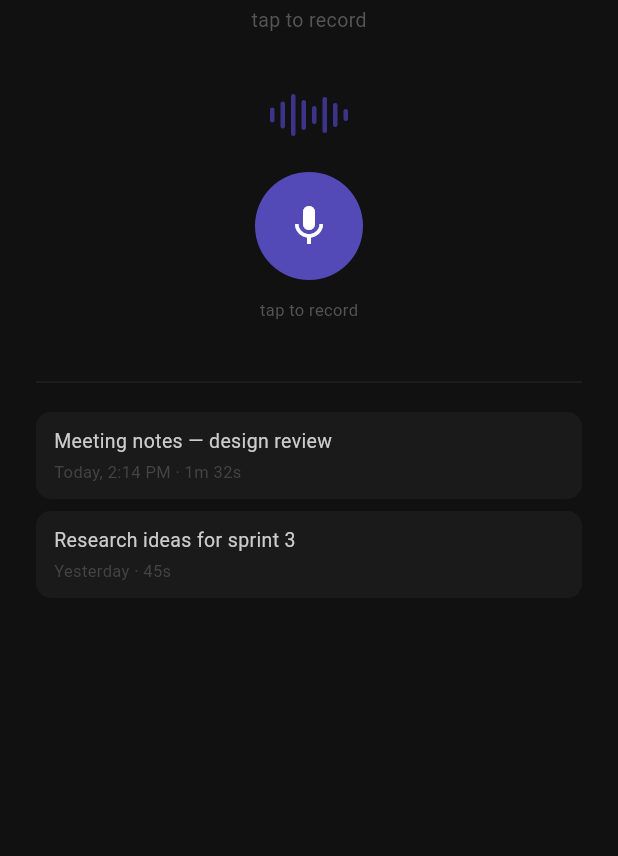
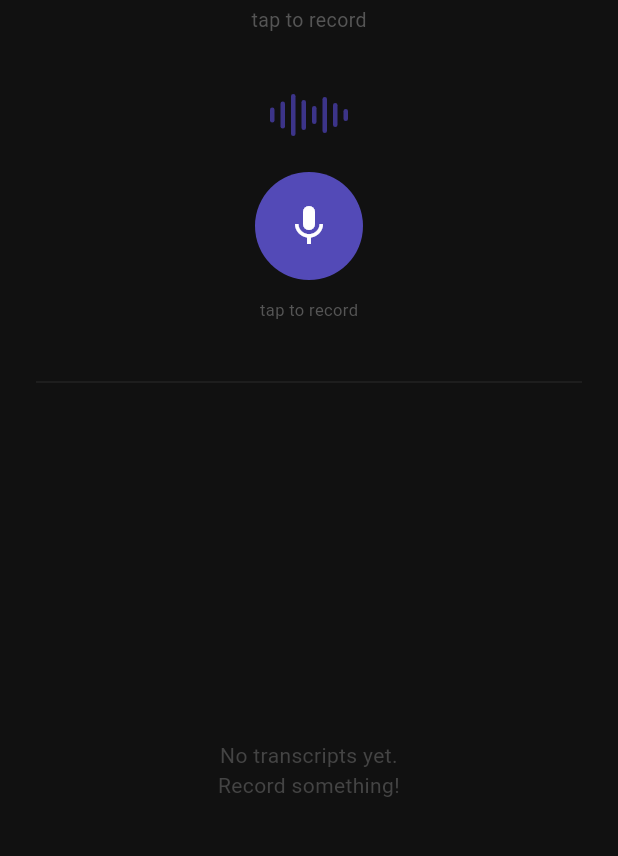
Before and after one commit to LikhinMN/zenly, a Flutter app: the screen it shows after launch, on a phone screen of 412 x 824 dp, the part 107-963 px from its top. Run offline on Flutter 3.47's test engine with Material 3 defaults, Android fonts, the phone set to English and light mode, and no system bars; our stand-ins replace dio, flutter_dotenv, hive, hive_flutter, permission_handler; missing offline and left inert: record; accounts and stored records are empty; Roboto replaces fonts that are missing (SF Pro Display).

Commit message:
sprint-4: local storage with Hive — save and load transcripts

```diff
--- a/lib/features/recording/home_screen.dart
+++ b/lib/features/recording/home_screen.dart
@@ -1,19 +1,64 @@
 import 'package:flutter/material.dart';
+import '../../main.dart';
+import '../../shared/models/transcript_model.dart';
 import 'recording_screen.dart';
 
-class HomeScreen extends StatelessWidget {
+class HomeScreen extends StatefulWidget {
   const HomeScreen({super.key});
 
-  final List<Map<String, String>> _recentTranscripts = const [
-    {
-      'title': 'Meeting notes — design review',
-      'time': 'Today, 2:14 PM · 1m 32s',
-    },
-    {
-      'title': 'Research ideas for sprint 3',
-      'time': 'Yesterday · 45s',
-    },
-  ];
+  @override
+  State<HomeScreen> createState() => _HomeScreenState();
+}
+
+class _HomeScreenState extends State<HomeScreen> with RouteAware {
+  List<TranscriptModel> _transcripts = [];
+
+  @override
+  void initState() {
+    super.initState();
+    _loadTranscripts();
+  }
+
+  void _loadTranscripts() {
+    setState(() {
+      _transcripts = storageService.getAllTranscripts();
+    });
+  }
+
+  String _formatTime(DateTime dt) {
+    final now = DateTime.now();
+    final diff = now.difference(dt);
+    if (diff.inDays == 0) return 'Today, ${dt.hour}:${dt.minute.toString().padLeft(2, '0')}';
+    if (diff.inDays == 1) return 'Yesterday';
+    return '${diff.inDays} days ago';
+  }
+
+  String _formatDuration(int seconds) {
+    final m = seconds ~/ 60;
+    final s = seconds % 60;
+    if (m > 0) return '${m}m ${s}s';
+    return '${s}s';
+  }
+
+  @override
+  void didChangeDependencies() {
+    super.didChangeDependencies();
+    final route = ModalRoute.of(context);
+    if (route is PageRoute) {
+      routeObserver.subscribe(this, route);
+    }
+  }
+
+  @override
+  void dispose() {
+    routeObserver.unsubscribe(this);
+    super.dispose();
+  }
+
+  @override
+  void didPopNext() {
+    _loadTranscripts();
+  }
 
   @override
   Widget build(BuildContext context) {
@@ -38,10 +83,7 @@ class HomeScreen extends StatelessWidget {
               const SizedBox(height: 4),
               const Text(
                 'tap to record',
-                style: TextStyle(
-                  fontSize: 13,
-                  color: Color(0xFF555555),
-                ),
+                style: TextStyle(fontSize: 13, color: Color(0xFF555555)),
               ),
               const SizedBox(height: 40),
 
@@ -64,13 +106,14 @@ class HomeScreen extends StatelessWidget {
 
               // Record button
               GestureDetector(
-                onTap: () {
-                  Navigator.push(
+                onTap: () async {
+                  await Navigator.push(
                     context,
                     MaterialPageRoute(
                       builder: (_) => const RecordingScreen(),
                     ),
                   );
+                  _loadTranscripts();
                 },
                 child: Container(
                   width: 72,
@@ -79,11 +122,7 @@ class HomeScreen extends StatelessWidget {
                     shape: BoxShape.circle,
                     color: Color(0xFF534AB7),
                   ),
-                  child: const Icon(
-                    Icons.mic,
-                    color: Colors.white,
-                    size: 32,
-                  ),
+                  child: const Icon(Icons.mic, color: Colors.white, size: 32),
                 ),
               ),
               const SizedBox(height: 12),
@@ -93,16 +132,26 @@ class HomeScreen extends StatelessWidget {
               ),
               const SizedBox(height: 32),
 
-              // Divider
               const Divider(color: Color(0xFF222222)),
               const SizedBox(height: 12),
 
-              // Recent transcripts
+              // Transcripts list
               Expanded(
-                child: ListView.builder(
-                  itemCount: _recentTranscripts.length,
+                child: _transcripts.isEmpty
+                    ? const Center(
+                  child: Text(
+                    'No transcripts yet.\nRecord something!',
+                    textAlign: TextAlign.center,
+                    style: TextStyle(
+                      color: Color(0xFF444444),
+                      fontSize: 14,
+                    ),
+                  ),
+                )
+                    : ListView.builder(
+                  itemCount: _transcripts.length,
                   itemBuilder: (context, index) {
-                    final item = _recentTranscripts[index];
+                    final t = _transcripts[index];
                     return Container(
                       margin: const EdgeInsets.only(bottom: 8),
                       padding: const EdgeInsets.symmetric(
@@ -115,16 +164,17 @@ class HomeScreen extends StatelessWidget {
                         crossAxisAlignment: CrossAxisAlignment.start,
                         children: [
                           Text(
-                            item['title']!,
+                            t.text,
                             style: const TextStyle(
                               fontSize: 13,
                               color: Color(0xFFCCCCCC),
                             ),
                             overflow: TextOverflow.ellipsis,
+                            maxLines: 1,
                           ),
                           const SizedBox(height: 3),
                           Text(
-                            item['time']!,
+                            '${_formatTime(t.createdAt)} · ${_formatDuration(t.durationSeconds)}',
                             style: const TextStyle(
                               fontSize: 11,
                               color: Color(0xFF444444),
--- a/lib/main.dart
+++ b/lib/main.dart
@@ -1,12 +1,16 @@
 import 'package:flutter/material.dart';
 import 'package:flutter_dotenv/flutter_dotenv.dart';
 import 'features/recording/home_screen.dart';
-import 'features/transcription/transcription_service.dart';
-import '../../shared/services/recording_service.dart';
+import 'shared/services/storage_service.dart';
+
+final storageService = StorageService();
+final RouteObserver<PageRoute<dynamic>> routeObserver =
+    RouteObserver<PageRoute<dynamic>>();
 
 void main() async {
   WidgetsFlutterBinding.ensureInitialized();
   await dotenv.load(fileName: '.env');
+  await storageService.init();
   runApp(const ZenlyApp());
 }
 
@@ -26,9 +30,9 @@ class ZenlyApp extends StatelessWidget {
           secondary: Color(0xFF7F77DD),
           surface: Color(0xFF1A1A1A),
         ),
-        fontFamily: 'SF Pro Display',
         useMaterial3: true,
       ),
+      navigatorObservers: [routeObserver],
       home: const HomeScreen(),
     );
   }
--- /dev/null
+++ b/lib/shared/models/transcript_model.dart
@@ -0,0 +1,25 @@
+import 'package:hive/hive.dart';
+
+part 'transcript_model.g.dart';
+
+@HiveType(typeId: 0)
+class TranscriptModel extends HiveObject {
+  @HiveField(0)
+  final String id;
+
+  @HiveField(1)
+  final String text;
+
+  @HiveField(2)
+  final DateTime createdAt;
+
+  @HiveField(3)
+  final int durationSeconds;
+
+  TranscriptModel({
+    required this.id,
+    required this.text,
+    required this.createdAt,
+    required this.durationSeconds,
+  });
+}
--- /dev/null
+++ b/lib/shared/services/storage_service.dart
@@ -0,0 +1,31 @@
+import 'package:hive_flutter/hive_flutter.dart';
+import '../models/transcript_model.dart';
+
+class StorageService {
+  static const String _boxName = 'transcripts';
+
+  Future<void> init() async {
+    await Hive.initFlutter();
+    Hive.registerAdapter(TranscriptModelAdapter());
+    await Hive.openBox<TranscriptModel>(_boxName);
+  }
+
+  Box<TranscriptModel> get _box => Hive.box<TranscriptModel>(_boxName);
+
+  // Save a transcript
+  Future<void> saveTranscript(TranscriptModel transcript) async {
+    await _box.put(transcript.id, transcript);
+  }
+
+  // Get all transcripts sorted by newest first
+  List<TranscriptModel> getAllTranscripts() {
+    final transcripts = _box.values.toList();
+    transcripts.sort((a, b) => b.createdAt.compareTo(a.createdAt));
+    return transcripts;
+  }
+
+  // Delete a transcript
+  Future<void> deleteTranscript(String id) async {
+    await _box.delete(id);
+  }
+}
--- a/pubspec.yaml
+++ b/pubspec.yaml
@@ -36,6 +36,8 @@ dependencies:
   path: ^1.9.0
   dio: ^5.7.0
   flutter_dotenv: ^5.2.1
+  hive: ^2.2.3
+  hive_flutter: ^1.1.0
 
   # The following adds the Cupertino Icons font to your application.
   # Use with the CupertinoIcons class for iOS style icons.
@@ -51,6 +53,8 @@ dev_dependencies:
   # package. See that file for information about deactivating specific lint
   # rules and activating additional ones.
   flutter_lints: ^6.0.0
+  build_runner: ^2.4.9
+  hive_generator: ^2.0.1
 
 
 # For information on the generic Dart part of this file, see the
```
Also changed, not shown: lib/features/transcription/transcript_screen.dart (+48 -1 lines), lib/shared/models/transcript_model.g.dart (added), pubspec.lock.
